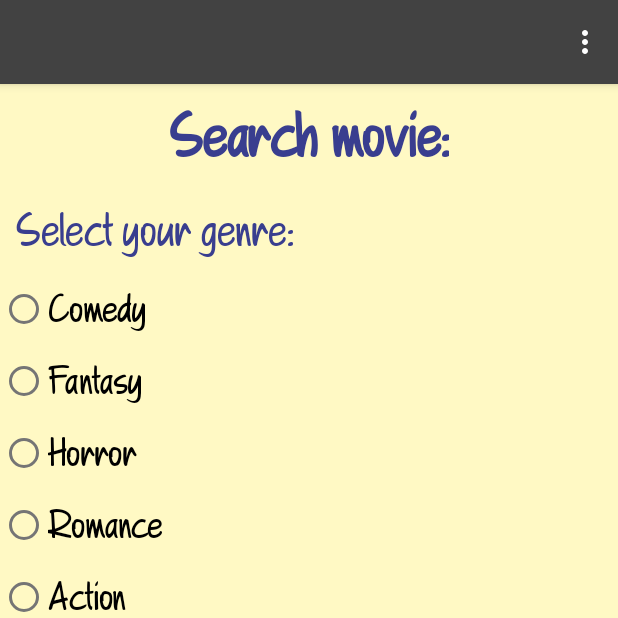
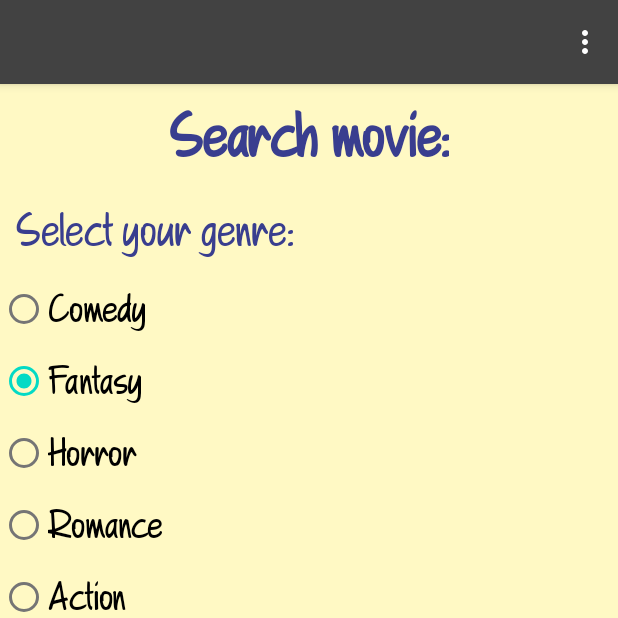
Before and after one commit to sergey-chebatoryov/Disney, an Android app: the Movie_Search screen opened directly, with no data from a screen before it, on a phone screen of 412 x 824 dp, the top half of it. Run offline under Robolectric (Android 15) with nearby library versions, the phone set to English and light mode, and no system bars.

Commit message:
added default check to search

```diff
--- a/app/src/main/res/layout/activity_movie_search.xml
+++ b/app/src/main/res/layout/activity_movie_search.xml
@@ -31,7 +31,9 @@
     <RadioGroup
         android:id="@+id/rd"
         android:layout_width="match_parent"
-        android:layout_height="wrap_content">
+        android:layout_height="wrap_content"
+        android:checkedButton="@+id/RadioButton2">
+
 
         <RadioButton
             android:id="@+id/RadioButton1"
```
